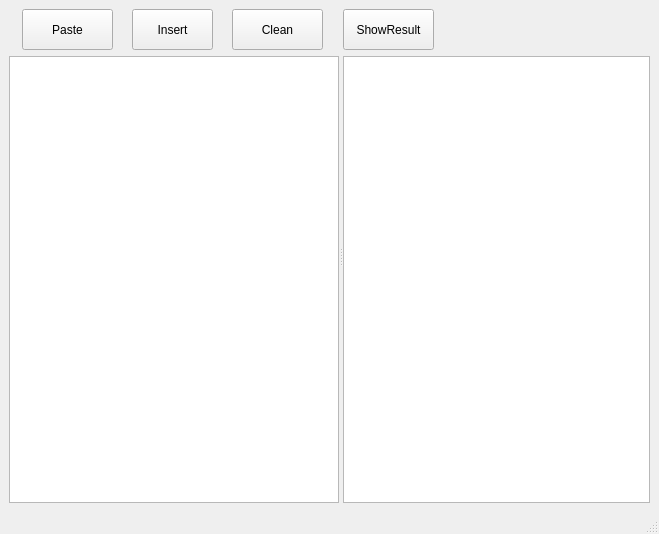
This is AutoMyCCode/db/automyccode.ui in weilaidb/pyqt5 as Qt 5 draws it before an edit. The edited form follows.
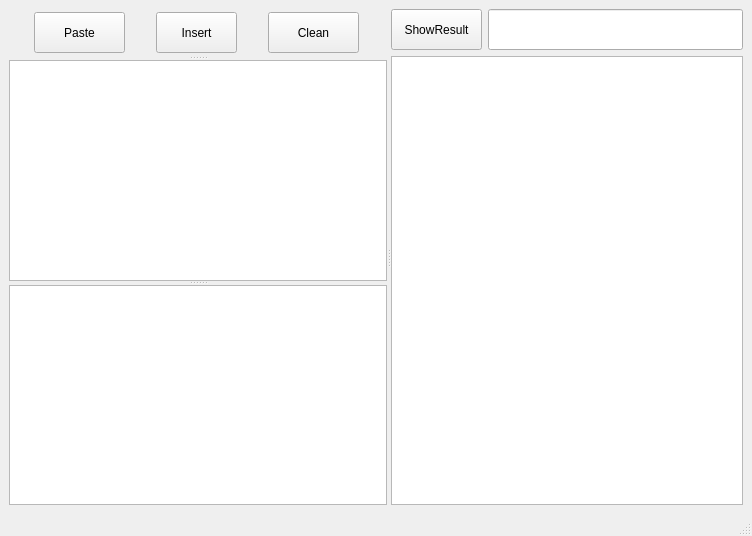
This is the edited form.

Commit message: 1.4 UI界面支持插入数据和查询，content使用TEXT来存储数据

The edit to the form file:
```diff
--- a/AutoMyCCode/db/automyccode.ui
+++ b/AutoMyCCode/db/automyccode.ui
@@ -6,8 +6,8 @@
    <rect>
     <x>0</x>
     <y>0</y>
-    <width>659</width>
-    <height>534</height>
+    <width>752</width>
+    <height>536</height>
    </rect>
   </property>
   <property name="windowTitle">
@@ -16,13 +16,15 @@
   <widget class="QWidget" name="centralWidget">
    <layout class="QGridLayout" name="gridLayout">
     <item row="0" column="0">
-     <widget class="QSplitter" name="splitter">
+     <widget class="QSplitter" name="splitter_3">
       <property name="orientation">
        <enum>Qt::Horizontal</enum>
       </property>
-      <widget class="QWidget" name="layoutWidget">
-       <layout class="QVBoxLayout" name="verticalLayout">
-        <item>
+      <widget class="QSplitter" name="splitter_2">
+       <property name="orientation">
+        <enum>Qt::Vertical</enum>
+       </property>
+       <widget class="QWidget" name="">
          <layout class="QHBoxLayout" name="horizontalLayout">
           <item>
            <widget class="QPushButton" name="pushButton_paste">
@@ -82,15 +84,24 @@
            </widget>
           </item>
          </layout>
-        </item>
-        <item>
+       </widget>
+       <widget class="QSplitter" name="splitter">
+        <property name="orientation">
+         <enum>Qt::Vertical</enum>
+        </property>
+        <widget class="QListWidget" name="listWidget_search">
+         <property name="wordWrap">
+          <bool>false</bool>
+         </property>
+        </widget>
          <widget class="QTextEdit" name="textEdit_inserttext"/>
-        </item>
-       </layout>
+       </widget>
       </widget>
       <widget class="QWidget" name="layoutWidget">
        <layout class="QVBoxLayout" name="verticalLayout_2">
         <item>
+         <layout class="QHBoxLayout" name="horizontalLayout_2">
+          <item>
          <widget class="QPushButton" name="pushButton_showresult">
           <property name="minimumSize">
            <size>
@@ -108,6 +119,24 @@
            <string>ShowResult</string>
           </property>
          </widget>
+          </item>
+          <item>
+           <widget class="QLineEdit" name="lineEdit_search">
+            <property name="minimumSize">
+             <size>
+              <width>0</width>
+              <height>41</height>
+             </size>
+            </property>
+            <property name="maximumSize">
+             <size>
+              <width>16777215</width>
+              <height>41</height>
+             </size>
+            </property>
+           </widget>
+          </item>
+         </layout>
         </item>
         <item>
          <widget class="QTextEdit" name="textEdit_showresult"/>
```
Lines whose indentation alone changed are shown as unchanged. The commit also changes 3 other files.
